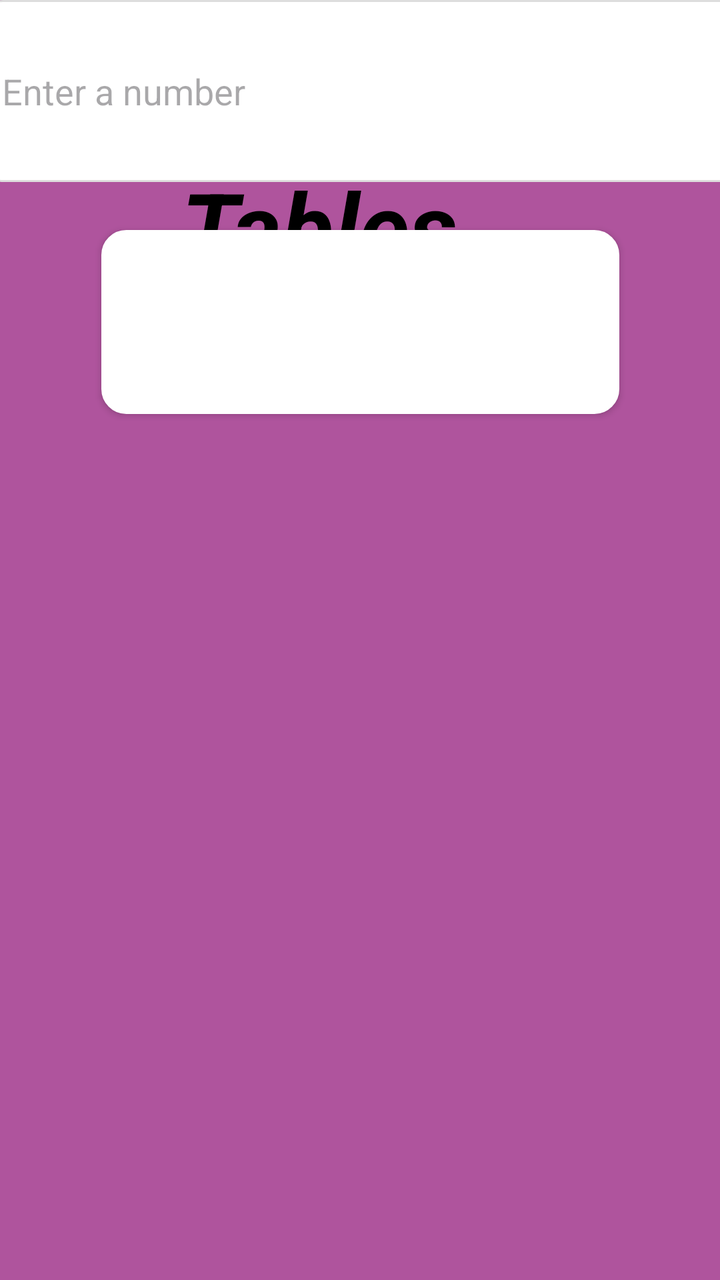
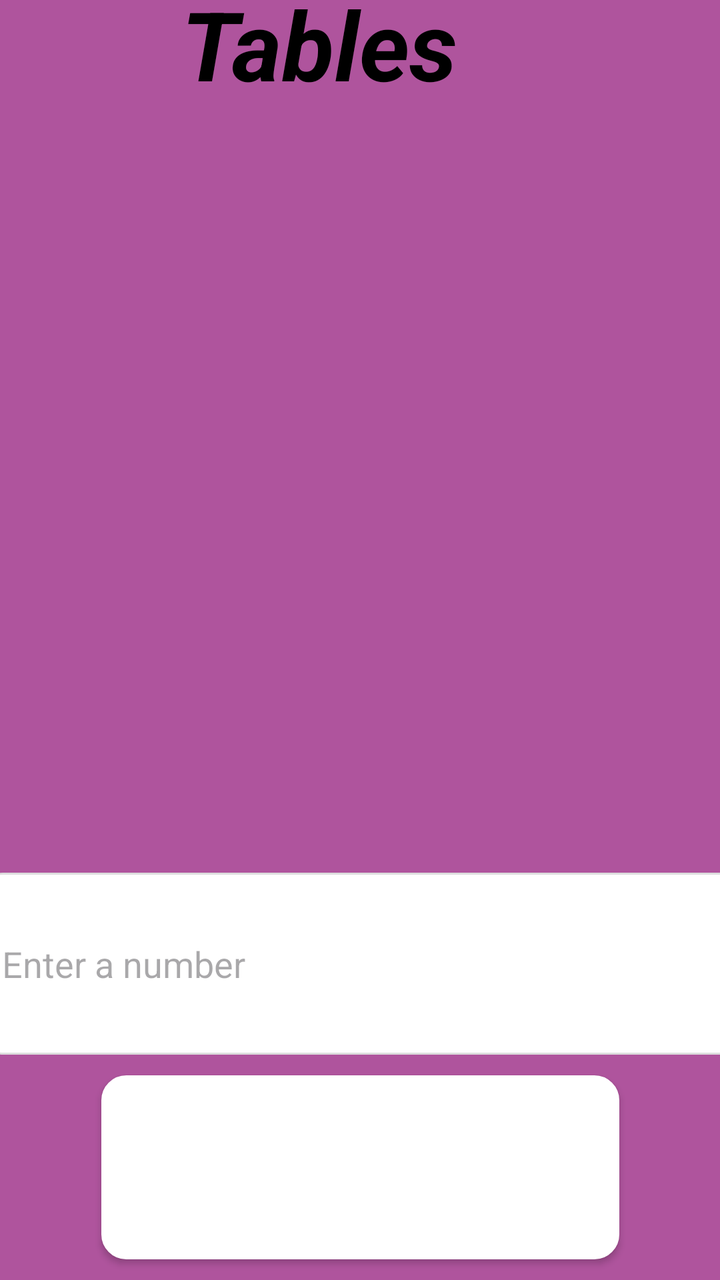

Compare the two renders of this Android layout. The source of the first and the diff that turns it into the second are given below.
<!-- AndroidManifest.xml: application theme Theme.MultiplyApp -->
<!-- res/layout/activity_main.xml -->
<androidx.constraintlayout.widget.ConstraintLayout xmlns:android="http://schemas.android.com/apk/res/android"
    xmlns:app="http://schemas.android.com/apk/res-auto"
    xmlns:tools="http://schemas.android.com/tools"
    android:id="@+id/main"
    android:layout_width="match_parent"
    android:layout_height="match_parent"
    android:background="#AF549D">

    

    

    

    

    <TextView
        android:id="@+id/titleTxt"
        android:layout_width="401dp"
        android:layout_height="114dp"
        android:layout_marginTop="24dp"
        android:backgroundTint="#2A2828"
        android:gravity="center"
        android:text="Multiplication Tables"
        android:textColor="@color/black"
        android:textSize="48sp"
        android:textStyle="bold|italic"
        app:layout_constraintEnd_toEndOf="parent"
        app:layout_constraintHorizontal_bias="1.0"
        app:layout_constraintStart_toStartOf="parent"
        app:layout_constraintTop_toTopOf="parent" />

    <EditText
        android:id="@+id/numInput"
        android:layout_width="386dp"
        android:layout_height="91dp"
        android:layout_margin="24dp"
        android:background="@drawable/edittext_bg"
        android:hint="Enter a number"
        android:padding="12dp"
        app:layout_constraintEnd_toEndOf="parent"
        app:layout_constraintHorizontal_bias="0.48"
        app:layout_constraintStart_toStartOf="parent"
        tools:layout_editor_absoluteY="285dp" />

    <Button
        android:id="@+id/multiplybtn"
        android:layout_width="259dp"
        android:layout_height="92dp"
        android:layout_margin="24dp"
        android:layout_marginTop="160dp"
        android:background="@drawable/edittext_bg"
        android:backgroundTint="#F8F7F4"
        android:backgroundTintMode="add"
        android:text="Multiply"
        android:textColor="#FFFFFF"
        app:iconTint="#F4EEEE"
        app:layout_constraintEnd_toEndOf="parent"
        app:layout_constraintStart_toStartOf="parent"
        app:layout_constraintTop_toBottomOf="@id/numInput" />

</androidx.constraintlayout.widget.ConstraintLayout>
<!-- resources referenced by this layout -->
<resources>
  <color name="black">#FF000000</color>
  <!-- drawable edittext_bg (drawable) -->
  <shape xmlns:android="http://schemas.android.com/apk/res/android">
      <solid android:color="#FFFFFF"/>
      <corners android:radius="12dp"/>
      <stroke android:width="1dp" android:color="#DDDDDD"/>
  </shape>
  <style name="Theme.MultiplyApp" parent="Base.Theme.MultiplyApp" />
  <style name="Base.Theme.MultiplyApp" parent="Theme.Material3.DayNight.NoActionBar">
          
          
      </style>
</resources>

<!-- the commit's change to res/layout/activity_main.xml (unified diff, before → after) -->
@@ -19,29 +19,36 @@
         android:layout_width="401dp"
         android:layout_height="114dp"
         android:layout_marginTop="24dp"
+        android:layout_marginBottom="593dp"
         android:backgroundTint="#2A2828"
         android:gravity="center"
         android:text="Multiplication Tables"
         android:textColor="@color/black"
         android:textSize="48sp"
         android:textStyle="bold|italic"
+        app:layout_constraintBottom_toBottomOf="parent"
         app:layout_constraintEnd_toEndOf="parent"
         app:layout_constraintHorizontal_bias="1.0"
         app:layout_constraintStart_toStartOf="parent"
-        app:layout_constraintTop_toTopOf="parent" />
+        app:layout_constraintTop_toTopOf="parent"
+        app:layout_constraintVertical_bias="1.0" />
 
     <EditText
         android:id="@+id/numInput"
         android:layout_width="386dp"
         android:layout_height="91dp"
         android:layout_margin="24dp"
+        android:layout_marginTop="285dp"
+        android:layout_marginBottom="616dp"
         android:background="@drawable/edittext_bg"
         android:hint="Enter a number"
         android:padding="12dp"
+        app:layout_constraintBottom_toBottomOf="parent"
         app:layout_constraintEnd_toEndOf="parent"
         app:layout_constraintHorizontal_bias="0.48"
         app:layout_constraintStart_toStartOf="parent"
-        tools:layout_editor_absoluteY="285dp" />
+        app:layout_constraintTop_toTopOf="parent"
+        app:layout_constraintVertical_bias="0.823" />
 
     <Button
         android:id="@+id/multiplybtn"
@@ -49,12 +56,14 @@
         android:layout_height="92dp"
         android:layout_margin="24dp"
         android:layout_marginTop="160dp"
+        android:layout_marginBottom="204dp"
         android:background="@drawable/edittext_bg"
         android:backgroundTint="#F8F7F4"
         android:backgroundTintMode="add"
         android:text="Multiply"
         android:textColor="#FFFFFF"
         app:iconTint="#F4EEEE"
+        app:layout_constraintBottom_toBottomOf="parent"
         app:layout_constraintEnd_toEndOf="parent"
         app:layout_constraintStart_toStartOf="parent"
         app:layout_constraintTop_toBottomOf="@id/numInput" />
